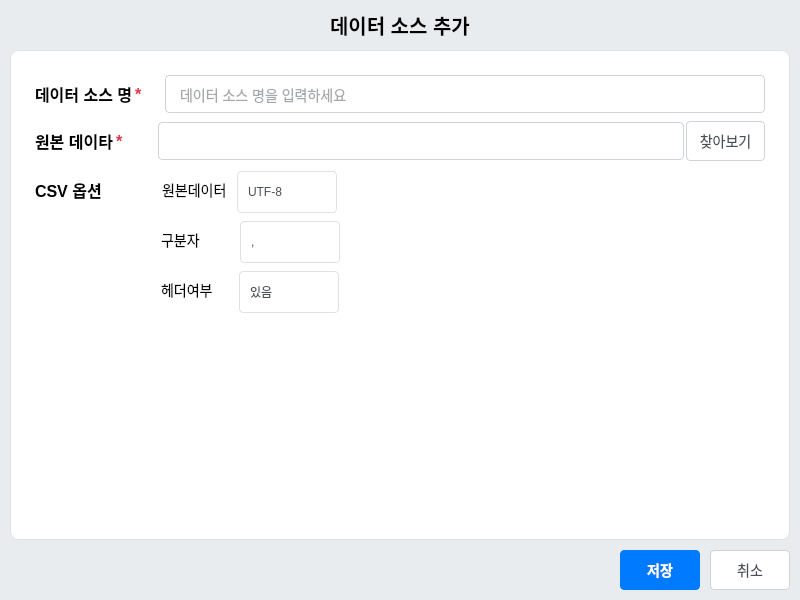
This is MyProjects/s-dia-main/src/ui/dialogs/data_source_dialog.ui in kong-jaban/app as Qt 5 draws it before an edit. The edited form follows.
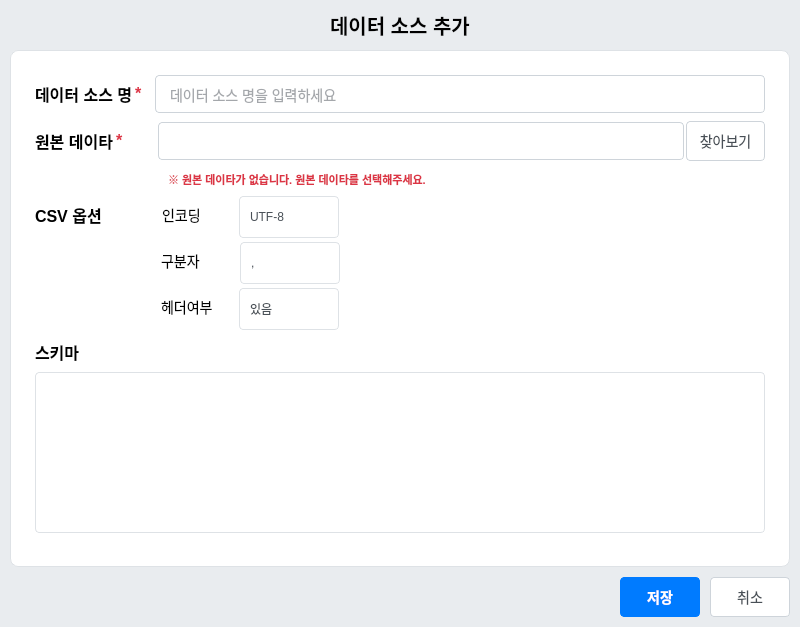
This is the edited form. Icons and pictures are not drawn.

Diff of the .ui file:
```diff
--- a/MyProjects/s-dia-main/src/ui/dialogs/data_source_dialog.ui
+++ b/MyProjects/s-dia-main/src/ui/dialogs/data_source_dialog.ui
@@ -7,19 +7,19 @@
     <x>0</x>
     <y>0</y>
     <width>800</width>
-    <height>600</height>
+    <height>627</height>
    </rect>
   </property>
   <property name="minimumSize">
    <size>
     <width>800</width>
-    <height>600</height>
+    <height>627</height>
    </size>
   </property>
   <property name="maximumSize">
    <size>
-    <width>800</width>
-    <height>600</height>
+    <width>802</width>
+    <height>631</height>
    </size>
   </property>
   <property name="windowTitle">
@@ -186,6 +186,12 @@
        </property>
        <item>
         <widget class="QWidget" name="name_container" native="true">
+         <property name="sizePolicy">
+          <sizepolicy hsizetype="Preferred" vsizetype="Preferred">
+           <horstretch>0</horstretch>
+           <verstretch>0</verstretch>
+          </sizepolicy>
+         </property>
          <layout class="QHBoxLayout" name="name_layout">
           <property name="spacing">
            <number>2</number>
@@ -204,6 +210,12 @@
           </property>
           <item>
            <widget class="QLabel" name="name_text">
+            <property name="sizePolicy">
+             <sizepolicy hsizetype="Fixed" vsizetype="Fixed">
+              <horstretch>0</horstretch>
+              <verstretch>0</verstretch>
+             </sizepolicy>
+            </property>
             <property name="styleSheet">
              <string notr="true">font-size: 16px;
 font-weight: bold;</string>
@@ -215,6 +227,12 @@
           </item>
           <item>
            <widget class="QLabel" name="name_required">
+            <property name="sizePolicy">
+             <sizepolicy hsizetype="Fixed" vsizetype="Fixed">
+              <horstretch>0</horstretch>
+              <verstretch>0</verstretch>
+             </sizepolicy>
+            </property>
             <property name="styleSheet">
              <string notr="true">color: #dc3545;
 font-size: 16px;
@@ -230,6 +248,9 @@
             <property name="orientation">
              <enum>Qt::Orientation::Horizontal</enum>
             </property>
+            <property name="sizeType">
+             <enum>QSizePolicy::Policy::Fixed</enum>
+            </property>
             <property name="sizeHint" stdset="0">
              <size>
               <width>10</width>
@@ -241,20 +262,20 @@
           <item>
            <widget class="QLineEdit" name="name_input">
             <property name="sizePolicy">
-             <sizepolicy hsizetype="Fixed" vsizetype="Fixed">
+             <sizepolicy hsizetype="Expanding" vsizetype="Fixed">
               <horstretch>0</horstretch>
               <verstretch>0</verstretch>
              </sizepolicy>
             </property>
             <property name="minimumSize">
              <size>
-              <width>600</width>
+              <width>598</width>
               <height>38</height>
              </size>
             </property>
             <property name="maximumSize">
              <size>
-              <width>600</width>
+              <width>16777215</width>
               <height>38</height>
              </size>
             </property>
@@ -297,6 +318,12 @@
           </item>
           <item>
            <widget class="QLabel" name="label">
+            <property name="sizePolicy">
+             <sizepolicy hsizetype="Fixed" vsizetype="Fixed">
+              <horstretch>0</horstretch>
+              <verstretch>0</verstretch>
+             </sizepolicy>
+            </property>
             <property name="styleSheet">
              <string notr="true">color: #dc3545;
 font-size: 16px;
@@ -312,6 +339,9 @@
             <property name="orientation">
              <enum>Qt::Orientation::Horizontal</enum>
             </property>
+            <property name="sizeType">
+             <enum>QSizePolicy::Policy::Fixed</enum>
+            </property>
             <property name="sizeHint" stdset="0">
              <size>
               <width>32</width>
@@ -365,6 +395,79 @@
         </widget>
        </item>
        <item>
+        <widget class="QWidget" name="message_container" native="true">
+         <property name="enabled">
+          <bool>false</bool>
+         </property>
+         <property name="layoutDirection">
+          <enum>Qt::LayoutDirection::LeftToRight</enum>
+         </property>
+         <layout class="QHBoxLayout" name="desc_layout">
+          <property name="spacing">
+           <number>2</number>
+          </property>
+          <property name="leftMargin">
+           <number>0</number>
+          </property>
+          <property name="topMargin">
+           <number>0</number>
+          </property>
+          <property name="rightMargin">
+           <number>0</number>
+          </property>
+          <property name="bottomMargin">
+           <number>1</number>
+          </property>
+          <item>
+           <spacer name="horizontalSpacer_13">
+            <property name="orientation">
+             <enum>Qt::Orientation::Horizontal</enum>
+            </property>
+            <property name="sizeType">
+             <enum>QSizePolicy::Policy::Fixed</enum>
+            </property>
+            <property name="sizeHint" stdset="0">
+             <size>
+              <width>133</width>
+              <height>20</height>
+             </size>
+            </property>
+           </spacer>
+          </item>
+          <item>
+           <widget class="QLabel" name="message_text">
+            <property name="styleSheet">
+             <string notr="true">color: #dc3545;
+font-size: 11px;
+font-weight: bold;</string>
+            </property>
+            <property name="text">
+             <string>※ 원본 데이타가 없습니다. 원본 데이타를 선택해주세요.</string>
+            </property>
+           </widget>
+          </item>
+         </layout>
+        </widget>
+       </item>
+       <item>
+        <widget class="QWidget" name="csv_container" native="true">
+         <layout class="QVBoxLayout" name="csv_layout">
+          <property name="spacing">
+           <number>0</number>
+          </property>
+          <property name="leftMargin">
+           <number>0</number>
+          </property>
+          <property name="topMargin">
+           <number>0</number>
+          </property>
+          <property name="rightMargin">
+           <number>0</number>
+          </property>
+          <property name="bottomMargin">
+           <number>0</number>
+          </property>
+          <item>
         <widget class="QWidget" name="csv_1_container" native="true">
          <layout class="QHBoxLayout" name="type_layout">
           <property name="spacing">
@@ -412,7 +515,7 @@
           <item>
            <widget class="QLabel" name="label_2">
             <property name="text">
-             <string>원본데이터</string>
+                <string>인코딩</string>
             </property>
            </widget>
           </item>
@@ -426,7 +529,7 @@
             </property>
             <property name="sizeHint" stdset="0">
              <size>
-              <width>8</width>
+                 <width>36</width>
               <height>20</height>
              </size>
             </property>
@@ -816,6 +919,165 @@
            </spacer>
           </item>
          </layout>
+           </widget>
+          </item>
+         </layout>
+        </widget>
+       </item>
+       <item>
+        <widget class="QWidget" name="schema" native="true">
+         <layout class="QHBoxLayout" name="name_layout">
+          <property name="spacing">
+           <number>2</number>
+          </property>
+          <property name="leftMargin">
+           <number>0</number>
+          </property>
+          <property name="topMargin">
+           <number>0</number>
+          </property>
+          <property name="rightMargin">
+           <number>0</number>
+          </property>
+          <property name="bottomMargin">
+           <number>0</number>
+          </property>
+          <item>
+           <widget class="QLabel" name="schema_text">
+            <property name="styleSheet">
+             <string notr="true">font-size: 16px;
+font-weight: bold;</string>
+            </property>
+            <property name="text">
+             <string>스키마</string>
+            </property>
+           </widget>
+          </item>
+          <item>
+           <widget class="QPushButton" name="schema_edit_btn">
+            <property name="styleSheet">
+             <string notr="true">border:0</string>
+            </property>
+            <property name="text">
+             <string/>
+            </property>
+            <property name="iconSize">
+             <size>
+              <width>14</width>
+              <height>14</height>
+             </size>
+            </property>
+            <property name="fixedSize" stdset="0">
+             <size>
+              <width>18</width>
+              <height>18</height>
+             </size>
+            </property>
+           </widget>
+          </item>
+          <item>
+           <spacer name="horizontalSpacer_12">
+            <property name="orientation">
+             <enum>Qt::Orientation::Horizontal</enum>
+            </property>
+            <property name="sizeHint" stdset="0">
+             <size>
+              <width>10</width>
+              <height>16</height>
+             </size>
+            </property>
+           </spacer>
+          </item>
+          <item>
+           <widget class="QPushButton" name="schema_upload_btn">
+            <property name="styleSheet">
+             <string notr="true">border:0</string>
+            </property>
+            <property name="text">
+             <string/>
+            </property>
+            <property name="iconSize">
+             <size>
+              <width>14</width>
+              <height>14</height>
+             </size>
+            </property>
+            <property name="fixedSize" stdset="0">
+             <size>
+              <width>18</width>
+              <height>18</height>
+             </size>
+            </property>
+           </widget>
+          </item>
+          <item>
+           <widget class="QPushButton" name="schema_download_btn">
+            <property name="styleSheet">
+             <string notr="true">border:0</string>
+            </property>
+            <property name="text">
+             <string/>
+            </property>
+            <property name="iconSize">
+             <size>
+              <width>14</width>
+              <height>14</height>
+             </size>
+            </property>
+            <property name="fixedSize" stdset="0">
+             <size>
+              <width>18</width>
+              <height>18</height>
+             </size>
+            </property>
+           </widget>
+          </item>
+         </layout>
+        </widget>
+       </item>
+       <item>
+        <widget class="QTableWidget" name="schema_table">
+         <property name="minimumSize">
+          <size>
+           <width>0</width>
+           <height>161</height>
+          </size>
+         </property>
+         <property name="styleSheet">
+          <string notr="true">
+           QTableView {
+               background-color: white;
+               border: 1px solid #dee2e6;
+               border-radius: 4px;
+               gridline-color: #e9ecef;
+           }
+           QTableView::item {
+               padding: 4px;
+               border-bottom: 1px solid #e9ecef;
+           }
+           QTableView::item:selected {
+               background-color: #e7f5ff;
+               color: black;
+           }
+           QHeaderView::section {
+               background-color: #f8f9fa;
+               padding: 4px;
+               border: none;
+               border-right: 1px solid #dee2e6;
+               border-bottom: 1px solid #dee2e6;
+               font-weight: bold;
+           }
+          </string>
+         </property>
+         <attribute name="horizontalHeaderStretchLastSection">
+          <bool>true</bool>
+         </attribute>
+         <attribute name="verticalHeaderVisible">
+          <bool>false</bool>
+         </attribute>
+         <attribute name="verticalHeaderCascadingSectionResizes">
+          <bool>true</bool>
+         </attribute>
         </widget>
        </item>
        <item>
```
Left out of the diff: 247 changed lines with no effect on the pictures. Lines whose indentation alone changed are shown as unchanged.
